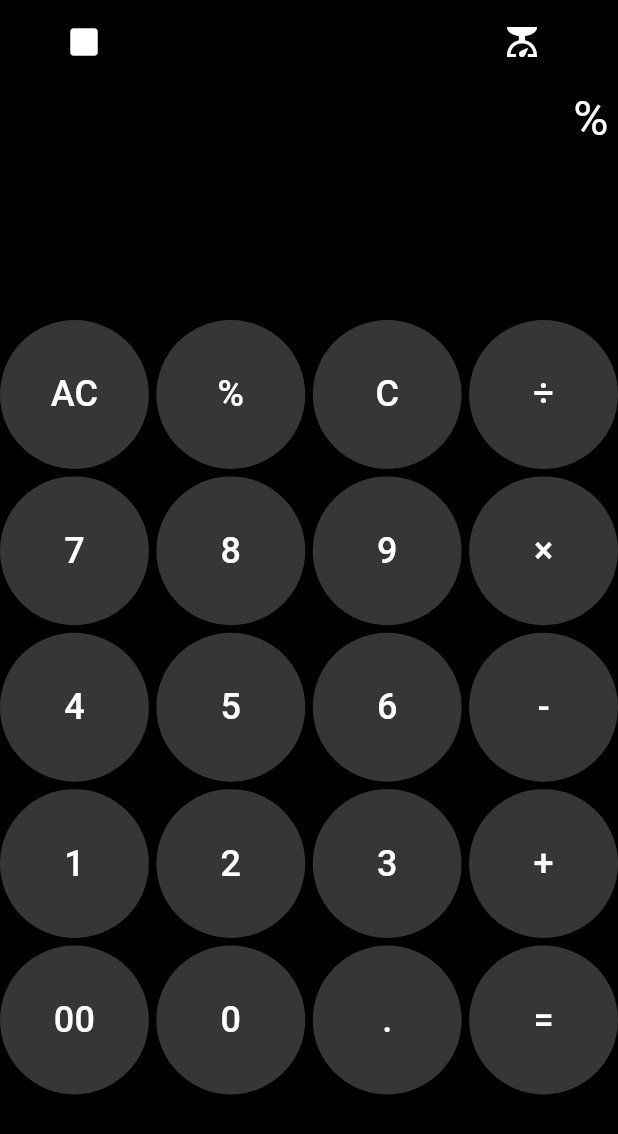
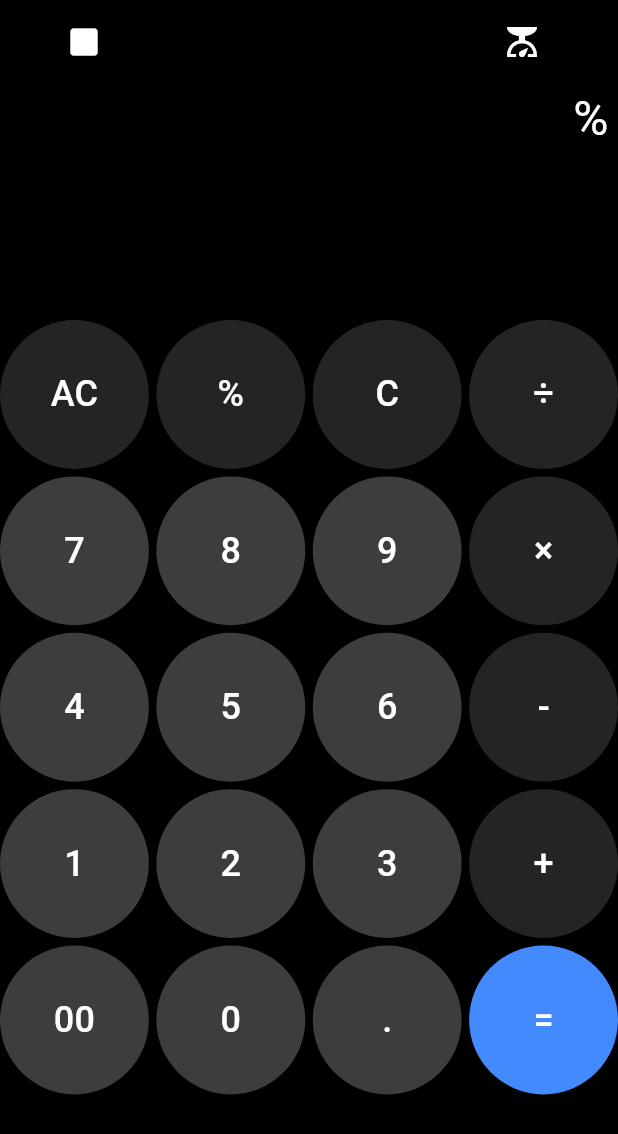
Before and after one commit to Kaustuv8/Calculator, a Flutter app: the screen it shows after launch, after a tap on an icon or button, on a phone screen of 412 x 824 dp. Shown: the top 1134 px of the screen. Run offline on Flutter 3.47's test engine with Material 3 defaults, Android fonts, the phone set to English and light mode, and no system bars; drawn by our look-alikes of auto_size_text; our stand-ins replace flutter_riverpod, riverpod.

Commit message:
99% of work done

```diff
--- a/lib/function/evaluation.dart
+++ b/lib/function/evaluation.dart
@@ -95,6 +95,9 @@ List<String> givePostFix(List<String> expression){
     }
   }
   //Actual Postfix generation begins from here
+  if(expression.last == "("){
+    return [];
+  }
   for(final i  in expression){
     if(isOperator(i)){
       if(stack.isEmpty ||
--- a/lib/main.dart
+++ b/lib/main.dart
@@ -52,6 +52,16 @@ class _CalculatorMenuState extends ConsumerState<CalculatorMenu> {
     return buttonList2;
   }
 
+  Color giveButtonColour(Button B){
+    if(B.type == ButtonClass.evaluation){
+      return Colors.blueAccent;
+    }
+    if("12345678900.".contains(B.letter) && B.type == ButtonClass.valuenentry){
+      return const Color.fromARGB(255, 62, 61, 61);
+    }
+    return const Color.fromARGB(255, 37, 36, 36);
+  }
+
   Color giveLetterColour(Button B){
     if(B.type == ButtonClass.valuemod){
       if(inputType == "rad"){
@@ -71,6 +81,7 @@ class _CalculatorMenuState extends ConsumerState<CalculatorMenu> {
       }
     }
   }
+
   return Colors.white;
 }
 
@@ -143,24 +154,27 @@ class _CalculatorMenuState extends ConsumerState<CalculatorMenu> {
                       ref.read(errorTextProvider.notifier).removeError();
                       ref.read(textColorProvider.notifier).turnWhite();
                       if(i.type == ButtonClass.evaluation){
-                        conclude(
-                          ref.read(screenStateProvider),
-                          evaluate(
-                            ref.read(screenStateProvider),
-                            ref.read(radDegSelectorProvider),
-                          ),
-                        );
-                        print(save);
-                        if(!ref.read(screenStateProvider.notifier).errorNotPresent(inputType)){
+                        String answer = evaluate(ref.read(screenStateProvider), ref.read(radDegSelectorProvider));
+
+                        if(answer=="Error"){
                           ref.read(errorTextProvider.notifier).giveError();
                           ref.read(textColorProvider.notifier).turnRed();
+                        }
+                        else{
+                          ref.read(textColorProvider.notifier).turnWhite();
+                          ref.read(errorTextProvider.notifier).giveAnswer(answer);
+                          conclude(
+                          ref.read(screenStateProvider),
+                          answer,
+                        );
+                          print(save);
                         }
                       }
                       ref.read(screenStateProvider.notifier).buttonReact(i, ref.read(radDegSelectorProvider));
                     },
                     child: CircleAvatar(
                       radius: 5,
-                      backgroundColor: const Color.fromARGB(255, 54, 54, 54),
+                      backgroundColor: giveButtonColour(i),
                       child: Text(
                         i.letter,
                         style: TextStyle(
--- a/lib/state_manager/errorstatemanager.dart
+++ b/lib/state_manager/errorstatemanager.dart
@@ -8,8 +8,13 @@ class errorText extends StateNotifier<String>{
     state = "Error";
   }
 
+
   void removeError(){
     state = "";
+  }
+
+  void giveAnswer(String ans){
+    state = ans;
   }
 }
 
--- a/lib/state_manager/screenstatemanager.dart
+++ b/lib/state_manager/screenstatemanager.dart
@@ -48,7 +48,10 @@ class ScreenState extends StateNotifier<List<String>>{
       if(B.letter == "eˣ"){
         eExpo = true;
       }
-      if(
+      if(B.letter == "x²"){
+        state = [...state, "^", "2"];
+      }
+      else if(
         state.isNotEmpty
         && (state[state.length - 1].contains(RegExp(r'[0-9]')) || state[state.length-1].contains("π") || state[state.length-1].contains("e"))
         && ("102345678900.%arcsincarcosarctanlogln√πe".contains(B.letter) || tenExpo || eExpo)
@@ -115,12 +118,12 @@ class ScreenState extends StateNotifier<List<String>>{
         }
       }
     }
-    else if(B.type == ButtonClass.evaluation){
-      String evaluation = evaluate(state, inputType);
-      if(evaluation != "Error"){
-        state = [evaluation];
-      }
-    }
+   // else if(B.type == ButtonClass.evaluation){
+   //   String evaluation = evaluate(state, inputType);
+   //   if(evaluation != "Error"){
+   //     state = [evaluation];
+   //   }
+   // }
   }
 }
 
--- a/lib/widgets/displayscreen.dart
+++ b/lib/widgets/displayscreen.dart
@@ -42,7 +42,7 @@ class DisplayScreen extends ConsumerWidget {
             errorText,
             textAlign: TextAlign.right,
             style: TextStyle(
-              fontSize: 27,
+              fontSize: 32,
               color: textColor,
             ),
           ),
```
